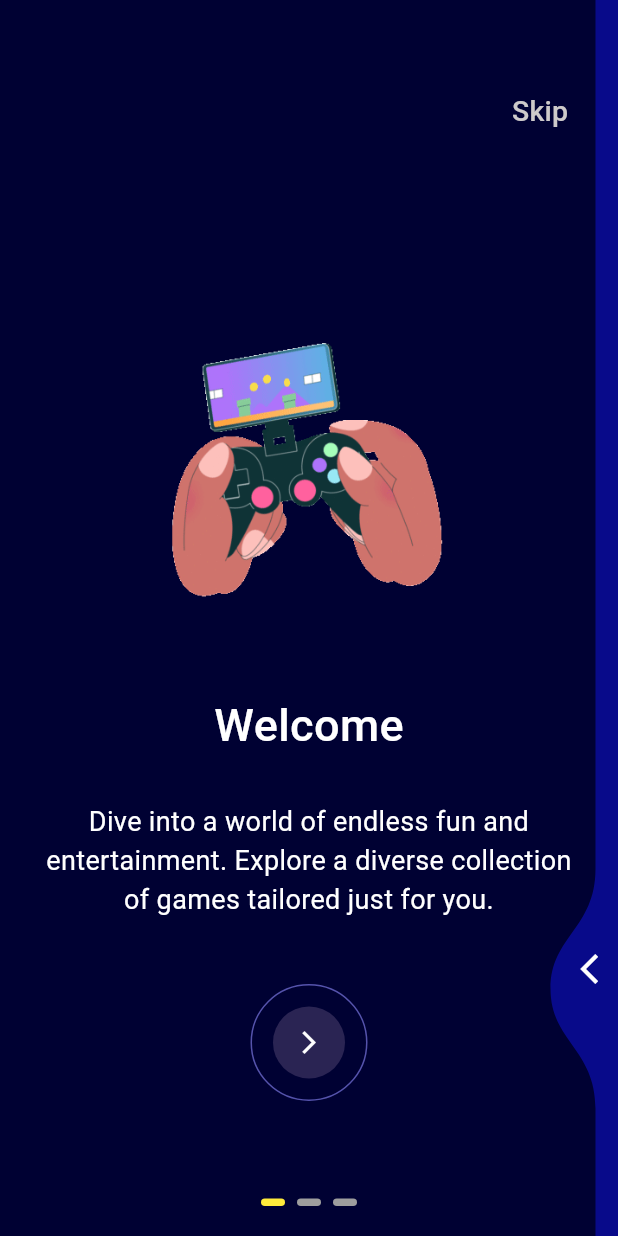
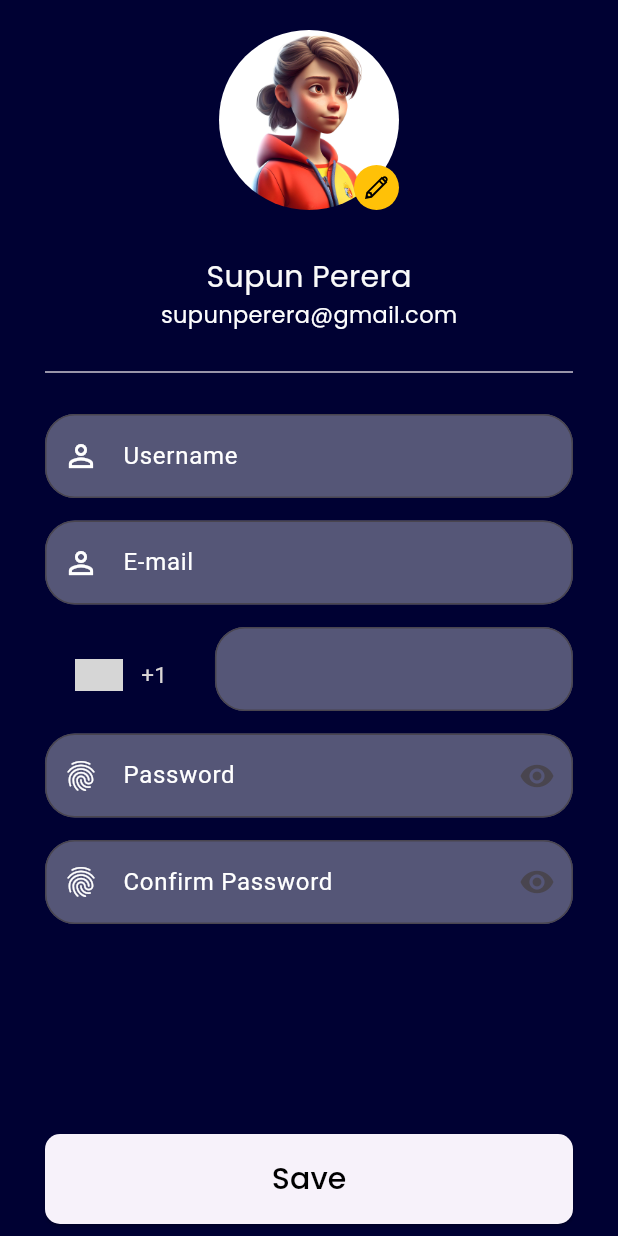
Before and after one commit to NirashaNirmani/app_gaming, a Flutter app: the screen it shows after launch, on a phone screen of 412 x 824 dp. Run offline on Flutter 3.47's test engine with Material 3 defaults, Android fonts, the light colour scheme and no system bars; drawn by our look-alikes of intl_phone_number_input, liquid_swipe, smooth_page_indicator; our stand-ins replace carousel_slider, flutter_otp_text_field, get, google_fonts, line_awesome_flutter; missing offline and left inert: dart:ffi; grey boxes are pictures that could not be loaded.

Commit message:
Edit Profile Screen

```diff
--- a/lib/src/constants/image_strings.dart
+++ b/lib/src/constants/image_strings.dart
@@ -25,3 +25,6 @@ const String gSelectA1 = "assets/images/select_avatar/A1.jpg";
 const String gSelectA2 = "assets/images/select_avatar/A2.jpg";
 const String gSelectA3 = "assets/images/select_avatar/A3.jpg";
 const String gSelectA4 = "assets/images/select_avatar/A4.jpg";
+
+//Update Profile
+const String gUpdateProfile = "assets/images/select_avatar/A4.jpg";
--- a/lib/src/features/authentication/controllers/splash_screen_controller.dart
+++ b/lib/src/features/authentication/controllers/splash_screen_controller.dart
@@ -1,3 +1,4 @@
+import 'package:appgaming/src/features/authentication/screens/edit_profile/edit_profile.dart';
 import 'package:appgaming/src/features/authentication/screens/login_screen/login_screen.dart';
 import 'package:appgaming/src/features/authentication/screens/on_boarding_screens/on_bording_screen.dart';
 //import 'package:flutter/material.dart';
@@ -17,7 +18,7 @@ class SplashScreenController extends GetxController {
     animate.value = true;
     await Future.delayed(
         const Duration(milliseconds: 5000)); // Adjusted delay time
-    Get.to(OnBordingScreen());
+    Get.to(UpdateProfile());
     // Navigator.pushReplacement(
     //   context,
     //   MaterialPageRoute(builder: (context) => const Welcome()),
--- /dev/null
+++ b/lib/src/features/authentication/screens/edit_profile/edit_profile.dart
@@ -0,0 +1,223 @@
+import 'package:appgaming/src/constants/image_strings.dart';
+import 'package:flutter/material.dart';
+import 'package:get/get.dart';
+import 'package:get/get_core/src/get_main.dart';
+import 'package:google_fonts/google_fonts.dart';
+import 'package:intl_phone_number_input/intl_phone_number_input.dart';
+import 'package:line_awesome_flutter/line_awesome_flutter.dart';
+
+class UpdateProfile extends StatelessWidget {
+  const UpdateProfile({super.key});
+
+  @override
+  Widget build(BuildContext context) {
+    TextEditingController usernameController = TextEditingController();
+    TextEditingController emailController = TextEditingController();
+    TextEditingController passwordController = TextEditingController();
+    TextEditingController confirmPasswordController = TextEditingController();
+    return SafeArea(
+      child: Scaffold(
+        backgroundColor: const Color.fromARGB(255, 0, 1, 51),
+        body: SingleChildScrollView(
+          child: Container(
+            padding: EdgeInsets.only(top: 20, left: 30, right: 30),
+            child: Column(
+              children: [
+                Stack(
+                  children: [
+                    SizedBox(
+                      width: 120,
+                      height: 120,
+                      child: ClipRRect(
+                        borderRadius: BorderRadius.circular(100),
+                        child: Image(image: AssetImage(gUpdateProfile)),
+                      ),
+                    ),
+                    Positioned(
+                      bottom: 0,
+                      right: 0,
+                      child: Container(
+                        width: 30,
+                        height: 30,
+                        decoration: BoxDecoration(
+                            borderRadius: BorderRadius.circular(100),
+                            color: Colors.amber),
+                        child: const Icon(
+                          LineAwesomeIcons.alternate_pencil,
+                          color: Colors.black,
+                          size: 20,
+                        ),
+                      ),
+                    )
+                  ],
+                ),
+                const SizedBox(
+                  height: 30,
+                ),
+                Text(
+                  "Supun Perera",
+                  style: GoogleFonts.poppins(
+                      color: const Color.fromARGB(255, 250, 250, 250),
+                      fontSize: 20),
+                ),
+                Text(
+                  "supunperera@gmail.com",
+                  style: GoogleFonts.poppins(
+                      color: const Color.fromARGB(255, 253, 253, 253),
+                      fontSize: 15),
+                ),
+                const SizedBox(
+                  height: 20,
+                ),
+                const Divider(),
+                const SizedBox(
+                  height: 20,
+                ),
+                Form(
+                    child: Column(
+                  crossAxisAlignment: CrossAxisAlignment.start,
+                  children: [
+                    TextFormField(
+                      controller: usernameController,
+                      decoration: InputDecoration(
+                        fillColor: Color.fromARGB(85, 255, 255, 255),
+                        filled: true,
+                        prefixIcon: Icon(Icons.person_outline_outlined),
+                        prefixIconColor: Color.fromARGB(255, 255, 255, 255),
+                        labelText: "Username",
+                        labelStyle: TextStyle(
+                            color: Color.fromARGB(255, 255, 255, 255)),
+                        border: OutlineInputBorder(
+                            borderRadius: BorderRadius.circular(20)),
+                      ),
+                    ),
+                    SizedBox(
+                      height: 15,
+                    ),
+                    TextFormField(
+                      controller: emailController,
+                      decoration: InputDecoration(
+                        fillColor: Color.fromARGB(85, 255, 255, 255),
+                        filled: true,
+                        prefixIcon: Icon(Icons.person_outline_outlined),
+                        prefixIconColor: Color.fromARGB(255, 255, 255, 255),
+                        labelText: "E-mail",
+                        labelStyle: TextStyle(
+                            color: Color.fromARGB(255, 255, 255, 255)),
+                        border: OutlineInputBorder(
+                            borderRadius: BorderRadius.circular(20)),
+                      ),
+                    ),
+                    SizedBox(
+                      height: 15,
+                    ),
+                    InternationalPhoneNumberInput(
+                      onInputChanged: (PhoneNumber number) {
+                        print(number
+                            .phoneNumber); // You can access the phone number here
+                      },
+                      selectorConfig: SelectorConfig(
+                        selectorType: PhoneInputSelectorType.DIALOG,
+                      ),
+                      autoValidateMode: AutovalidateMode.disabled,
+                      selectorTextStyle: TextStyle(
+                          color: const Color.fromARGB(255, 218, 214, 214),
+                          fontSize: 15),
+                      initialValue: PhoneNumber(isoCode: 'US'),
+                      inputDecoration: InputDecoration(
+                          fillColor: Color.fromARGB(85, 255, 255, 255),
+                          filled: true,
+                          border: OutlineInputBorder(
+                            borderSide: BorderSide(
+                                color: Color.fromARGB(255, 182, 35, 35)),
+                            borderRadius: BorderRadius.circular(20),
+                          )),
+                    ),
+                    SizedBox(
+                      height: 15,
+                    ),
+                    TextFormField(
+                      controller: passwordController,
+                      decoration: InputDecoration(
+                          fillColor: Color.fromARGB(85, 255, 255, 255),
+                          filled: true,
+                          prefixIcon: Icon(Icons.fingerprint_outlined),
+                          prefixIconColor: Color.fromARGB(255, 255, 255, 255),
+                          labelText: "Password",
+                          labelStyle: TextStyle(
+                              color: Color.fromARGB(255, 255, 255, 255)),
+                          border: OutlineInputBorder(
+                            borderSide: BorderSide(
+                                color: Color.fromARGB(255, 182, 35, 35)),
+                            borderRadius: BorderRadius.circular(20),
+                          ),
+                          suffixIcon: IconButton(
+                              onPressed: null,
+                              icon: Icon(Icons.remove_red_eye_sharp))),
+                    ),
+                    SizedBox(
+                      height: 15,
+                    ),
+                    TextFormField(
+                      controller: confirmPasswordController,
+                      decoration: InputDecoration(
+                        fillColor: Color.fromARGB(85, 255, 255, 255),
+                        filled: true,
+                        prefixIcon: Icon(Icons.fingerprint_outlined),
+                        prefixIconColor: Color.fromARGB(255, 255, 255, 255),
+                        labelText: "Confirm Password",
+                        labelStyle: TextStyle(
+                            color: Color.fromARGB(255, 255, 255, 255)),
+                        border: OutlineInputBorder(
+                          borderSide: BorderSide(
+                              color: Color.fromARGB(255, 182, 35, 35)),
+                          borderRadius: BorderRadius.circular(20),
+                        ),
+                        suffixIcon: IconButton(
+                          onPressed: null,
+                          icon: Icon(Icons.remove_red_eye_sharp),
+                        ),
+                      ),
+                    ),
+                    SizedBox(
+                      height: 140,
+                    ),
+                    SizedBox(
+                      height: 60,
+                      width: double.infinity,
+                      child: ElevatedButton(
+                        style: ElevatedButton.styleFrom(
+                            shape: RoundedRectangleBorder(
+                                borderRadius: BorderRadius.circular(10))),
+                        onPressed: () {
+                          // Navigator.pop(context);
+                          // Get.to(() => DateOfBirthScreen());
+                        },
+                        child: Text(
+                          'Save',
+                          style: GoogleFonts.poppins(
+                            fontSize: 20,
+                            fontWeight: FontWeight.w500,
+                            color: Color.fromARGB(255, 0, 0, 0),
+                          ),
+                        ),
+                      ),
+                    ),
+                  ],
+                )),
+
+                // Positioned(
+                //     bottom: 0,
+                //     right: 0,
+                //     child: Container(
+                //       width: 35,
+                //       height: 35,
+                //     )),
+              ],
+            ),
+          ),
+        ),
+      ),
+    );
+  }
+}
--- a/lib/src/features/authentication/screens/signup_screen/signup_form_widget.dart
+++ b/lib/src/features/authentication/screens/signup_screen/signup_form_widget.dart
@@ -12,6 +12,11 @@ class SignupForm extends StatelessWidget {
 
   @override
   Widget build(BuildContext context) {
+    // Controllers for text form fields
+    TextEditingController usernameController = TextEditingController();
+    TextEditingController emailController = TextEditingController();
+    TextEditingController passwordController = TextEditingController();
+    TextEditingController confirmPasswordController = TextEditingController();
     bool _isChecked = false;
     return Form(
       child: Container(
@@ -20,6 +25,7 @@ class SignupForm extends StatelessWidget {
           crossAxisAlignment: CrossAxisAlignment.start,
           children: [
             TextFormField(
+              controller: usernameController,
               decoration: InputDecoration(
                 fillColor: Color.fromARGB(85, 255, 255, 255),
                 filled: true,
@@ -36,6 +42,7 @@ class SignupForm extends StatelessWidget {
               height: 15,
             ),
             TextFormField(
+              controller: emailController,
               decoration: InputDecoration(
                 fillColor: Color.fromARGB(85, 255, 255, 255),
                 filled: true,
@@ -77,6 +84,7 @@ class SignupForm extends StatelessWidget {
               height: 15,
             ),
             TextFormField(
+              controller: passwordController,
               decoration: InputDecoration(
                   fillColor: Color.fromARGB(85, 255, 255, 255),
                   filled: true,
@@ -97,6 +105,7 @@ class SignupForm extends StatelessWidget {
               height: 15,
             ),
             TextFormField(
+              controller: confirmPasswordController,
               decoration: InputDecoration(
                 fillColor: Color.fromARGB(85, 255, 255, 255),
                 filled: true,
--- a/pubspec.yaml
+++ b/pubspec.yaml
@@ -52,6 +52,8 @@ dependencies:
   animated_widgets: ^1.1.0
   #carousel_slider
   carousel_slider: ^4.2.1
+  #edit profile pencil
+  line_awesome_flutter: ^1.0.1
 
 dev_dependencies:
   flutter_test:
@@ -85,6 +87,10 @@ flutter:
   - assets/images/forgot_PW/
   - assets/images/gender/
   - assets/images/select_avatar/
+  - assets/images/profile/
+
+
+
   # An image asset can refer to one or more resolution-specific "variants", see
   # https://flutter.dev/assets-and-images/#resolution-aware
 
```
Also changed, not shown: assets/images/profile/A1.jpg (added), pubspec.lock.
